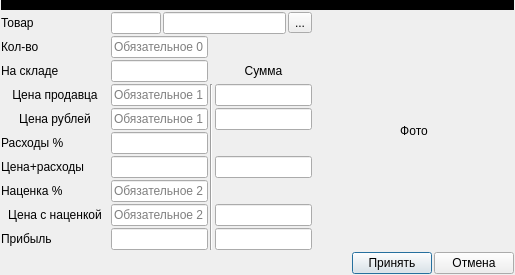
Above: ui/supply_position.ui from Meller008/kara before the change. Below: the same form after it.
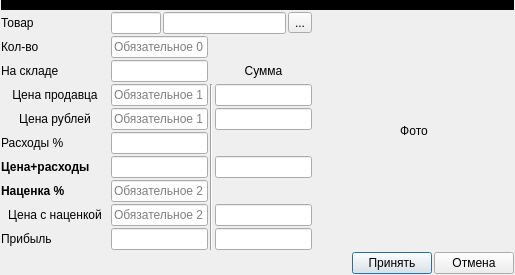
That is the form after the change.

Diff of the .ui file:
```diff
--- a/ui/supply_position.ui
+++ b/ui/supply_position.ui
@@ -119,7 +119,7 @@
      <item row="7" column="0">
       <widget class="QLabel" name="label_8">
        <property name="text">
-        <string>Наценка %</string>
+        <string>&lt;html&gt;&lt;head/&gt;&lt;body&gt;&lt;p&gt;&lt;span style=&quot; font-weight:600;&quot;&gt;Наценка %&lt;/span&gt;&lt;/p&gt;&lt;/body&gt;&lt;/html&gt;</string>
        </property>
       </widget>
      </item>
@@ -192,7 +192,7 @@
      <item row="6" column="0">
       <widget class="QLabel" name="label_5">
        <property name="text">
-        <string>Цена+расходы</string>
+        <string>&lt;html&gt;&lt;head/&gt;&lt;body&gt;&lt;p&gt;&lt;span style=&quot; font-weight:600;&quot;&gt;Цена+расходы&lt;/span&gt;&lt;/p&gt;&lt;/body&gt;&lt;/html&gt;</string>
        </property>
       </widget>
      </item>
```
